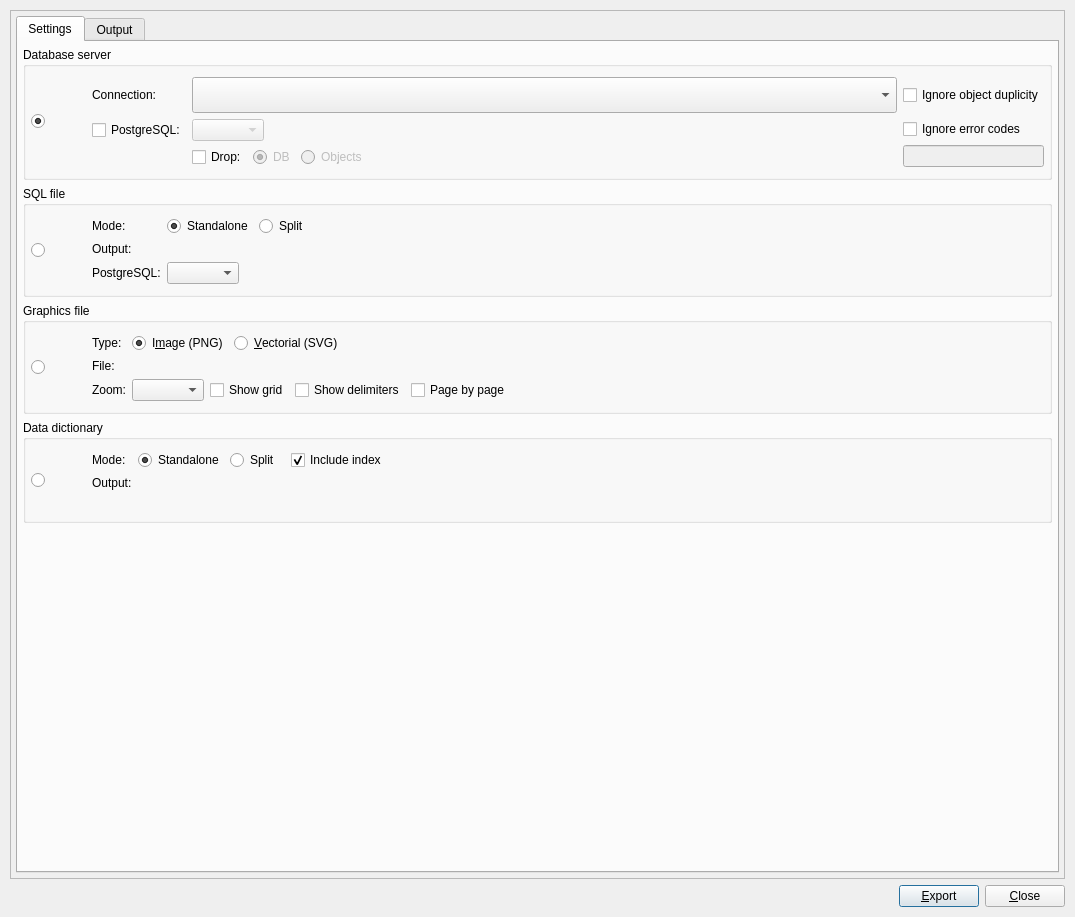
This is libs/libgui/ui/tools/modelexportform.ui in pgmodeler/pgmodeler as Qt 5 draws it before an edit. The edited form follows.
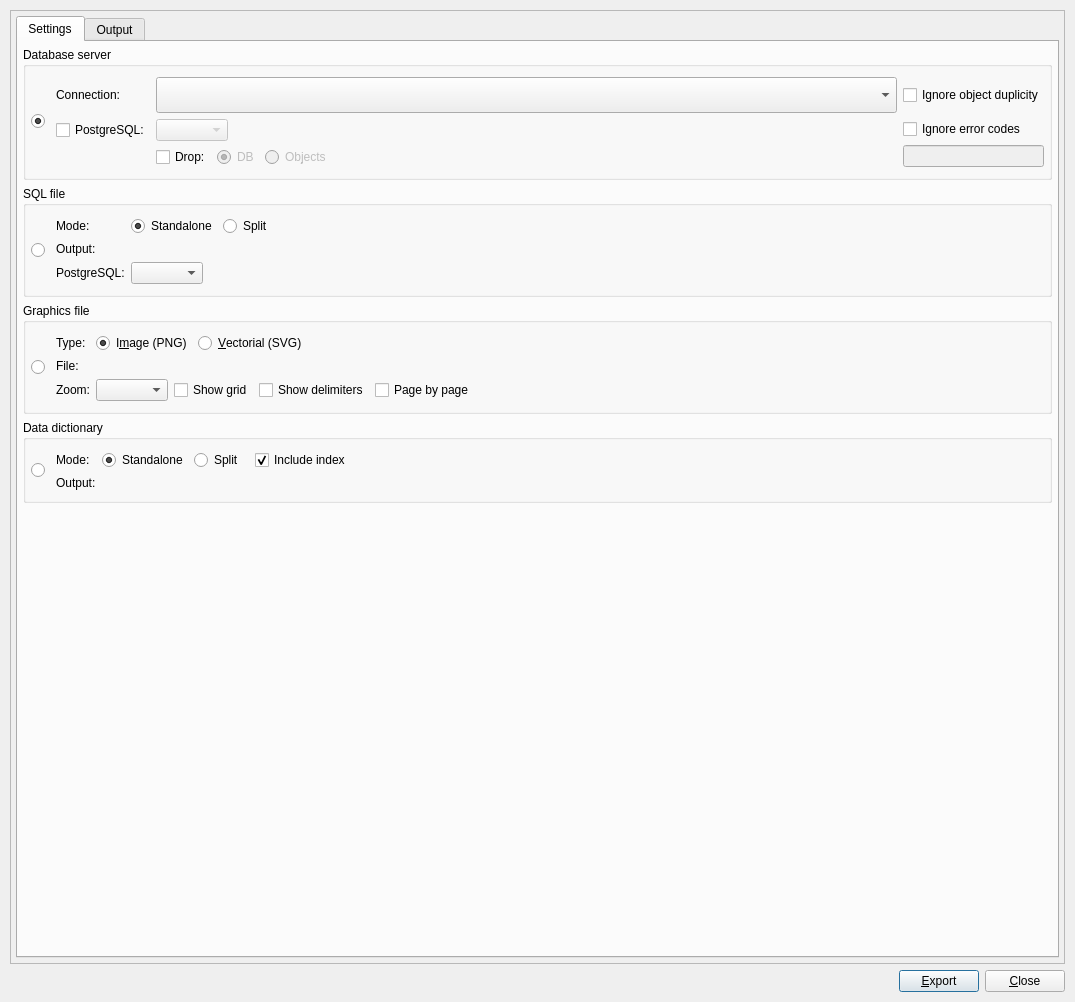
This is the edited form. Icons and pictures are not drawn.

Patch:
```diff
--- a/libs/libgui/ui/tools/modelexportform.ui
+++ b/libs/libgui/ui/tools/modelexportform.ui
@@ -10,7 +10,7 @@
     <x>0</x>
     <y>0</y>
     <width>1075</width>
-    <height>917</height>
+    <height>1002</height>
    </rect>
   </property>
   <property name="sizePolicy">
@@ -163,127 +163,7 @@
                 <property name="bottomMargin">
                  <number>5</number>
                 </property>
-                <item row="0" column="0" rowspan="3">
-                 <layout class="QVBoxLayout" name="verticalLayout_2">
-                  <item>
-                   <spacer name="verticalSpacer_2">
-                    <property name="orientation">
-                     <enum>Qt::Vertical</enum>
-                    </property>
-                    <property name="sizeType">
-                     <enum>QSizePolicy::Preferred</enum>
-                    </property>
-                    <property name="sizeHint" stdset="0">
-                     <size>
-                      <width>20</width>
-                      <height>13</height>
-                     </size>
-                    </property>
-                   </spacer>
-                  </item>
-                  <item>
-                   <widget class="QLabel" name="modelo_sgbd">
-                    <property name="enabled">
-                     <bool>true</bool>
-                    </property>
-                    <property name="sizePolicy">
-                     <sizepolicy hsizetype="Fixed" vsizetype="Preferred">
-                      <horstretch>0</horstretch>
-                      <verstretch>0</verstretch>
-                     </sizepolicy>
-                    </property>
-                    <property name="minimumSize">
-                     <size>
-                      <width>30</width>
-                      <height>60</height>
-                     </size>
-                    </property>
-                    <property name="maximumSize">
-                     <size>
-                      <width>30</width>
-                      <height>60</height>
-                     </size>
-                    </property>
-                    <property name="text">
-                     <string/>
-                    </property>
-                    <property name="pixmap">
-                     <pixmap resource="../../res/resources.qrc">:/images/images/model2sgdb.png</pixmap>
-                    </property>
-                    <property name="scaledContents">
-                     <bool>true</bool>
-                    </property>
-                    <property name="alignment">
-                     <set>Qt::AlignLeading|Qt::AlignLeft|Qt::AlignVCenter</set>
-                    </property>
-                   </widget>
-                  </item>
-                  <item>
-                   <spacer name="verticalSpacer_3">
-                    <property name="orientation">
-                     <enum>Qt::Vertical</enum>
-                    </property>
-                    <property name="sizeType">
-                     <enum>QSizePolicy::Preferred</enum>
-                    </property>
-                    <property name="sizeHint" stdset="0">
-                     <size>
-                      <width>20</width>
-                      <height>18</height>
-                     </size>
-                    </property>
-                   </spacer>
-                  </item>
-                 </layout>
-                </item>
-                <item row="0" column="1">
-                 <widget class="QLabel" name="connections_lbl">
-                  <property name="enabled">
-                   <bool>true</bool>
-                  </property>
-                  <property name="sizePolicy">
-                   <sizepolicy hsizetype="Fixed" vsizetype="Fixed">
-                    <horstretch>0</horstretch>
-                    <verstretch>0</verstretch>
-                   </sizepolicy>
-                  </property>
-                  <property name="minimumSize">
-                   <size>
-                    <width>0</width>
-                    <height>0</height>
-                   </size>
-                  </property>
-                  <property name="text">
-                   <string>Connection:</string>
-                  </property>
-                 </widget>
-                </item>
                 <item row="0" column="2">
-                 <widget class="QComboBox" name="connections_cmb">
-                  <property name="enabled">
-                   <bool>true</bool>
-                  </property>
-                  <property name="minimumSize">
-                   <size>
-                    <width>0</width>
-                    <height>0</height>
-                   </size>
-                  </property>
-                  <property name="insertPolicy">
-                   <enum>QComboBox::InsertAlphabetically</enum>
-                  </property>
-                  <property name="sizeAdjustPolicy">
-                   <enum>QComboBox::AdjustToMinimumContentsLengthWithIcon</enum>
-                  </property>
-                  <property name="iconSize">
-                   <size>
-                    <width>28</width>
-                    <height>28</height>
-                   </size>
-                  </property>
-                 </widget>
-                </item>
-                <item row="0" column="3">
                  <layout class="QHBoxLayout" name="horizontalLayout_2">
                   <item>
                    <widget class="QCheckBox" name="ignore_dup_chk">
@@ -309,86 +189,7 @@
                   </item>
                  </layout>
                 </item>
-                <item row="1" column="1">
-                 <widget class="QCheckBox" name="pgsqlvers_chk">
-                  <property name="enabled">
-                   <bool>true</bool>
-                  </property>
-                  <property name="sizePolicy">
-                   <sizepolicy hsizetype="Fixed" vsizetype="Fixed">
-                    <horstretch>0</horstretch>
-                    <verstretch>0</verstretch>
-                   </sizepolicy>
-                  </property>
-                  <property name="statusTip">
-                   <string>PostgreSQL version in which the SQL code should be generated. It is recommended to select this option only when the version of the DBMS, somehow, is not identifiable or if you need to generate a specific version of SQL code for test purposes.</string>
-                  </property>
-                  <property name="text">
-                   <string>PostgreSQL:</string>
-                  </property>
-                  <property name="checked">
-                   <bool>false</bool>
-                  </property>
-                  <property name="autoExclusive">
-                   <bool>false</bool>
-                  </property>
-                 </widget>
-                </item>
-                <item row="1" column="2">
-                 <layout class="QGridLayout" name="gridLayout">
-                  <item row="0" column="0">
-                   <widget class="QComboBox" name="pgsqlvers1_cmb">
-                    <property name="enabled">
-                     <bool>false</bool>
-                    </property>
-                    <property name="sizePolicy">
-                     <sizepolicy hsizetype="Preferred" vsizetype="Fixed">
-                      <horstretch>0</horstretch>
-                      <verstretch>0</verstretch>
-                     </sizepolicy>
-                    </property>
-                    <property name="minimumSize">
-                     <size>
-                      <width>0</width>
-                      <height>0</height>
-                     </size>
-                    </property>
-                    <property name="maximumSize">
-                     <size>
-                      <width>16777215</width>
-                      <height>16777215</height>
-                     </size>
-                    </property>
-                    <property name="toolTip">
-                     <string/>
-                    </property>
-                    <property name="insertPolicy">
-                     <enum>QComboBox::InsertAtBottom</enum>
-                    </property>
-                    <property name="iconSize">
-                     <size>
-                      <width>28</width>
-                      <height>28</height>
-                     </size>
-                    </property>
-                   </widget>
-                  </item>
-                  <item row="0" column="1">
-                   <spacer name="horizontalSpacer_2">
-                    <property name="orientation">
-                     <enum>Qt::Horizontal</enum>
-                    </property>
-                    <property name="sizeHint" stdset="0">
-                     <size>
-                      <width>40</width>
-                      <height>20</height>
-                     </size>
-                    </property>
-                   </spacer>
-                  </item>
-                 </layout>
-                </item>
-                <item row="1" column="3" rowspan="2">
+                <item row="1" column="2" rowspan="2">
                  <layout class="QGridLayout" name="gridLayout_5">
                   <item row="1" column="0" colspan="3">
                    <widget class="QLineEdit" name="error_codes_edt">
@@ -424,7 +225,29 @@
                   </item>
                  </layout>
                 </item>
-                <item row="2" column="2">
+                <item row="0" column="0">
+                 <widget class="QLabel" name="connections_lbl">
+                  <property name="enabled">
+                   <bool>true</bool>
+                  </property>
+                  <property name="sizePolicy">
+                   <sizepolicy hsizetype="Fixed" vsizetype="Fixed">
+                    <horstretch>0</horstretch>
+                    <verstretch>0</verstretch>
+                   </sizepolicy>
+                  </property>
+                  <property name="minimumSize">
+                   <size>
+                    <width>0</width>
+                    <height>0</height>
+                   </size>
+                  </property>
+                  <property name="text">
+                   <string>Connection:</string>
+                  </property>
+                 </widget>
+                </item>
+                <item row="2" column="1">
                  <layout class="QHBoxLayout" name="horizontalLayout_12">
                   <item>
                    <widget class="QCheckBox" name="drop_chk">
@@ -489,6 +312,110 @@
                   </item>
                  </layout>
                 </item>
+                <item row="1" column="0">
+                 <widget class="QCheckBox" name="pgsqlvers_chk">
+                  <property name="enabled">
+                   <bool>true</bool>
+                  </property>
+                  <property name="sizePolicy">
+                   <sizepolicy hsizetype="Fixed" vsizetype="Fixed">
+                    <horstretch>0</horstretch>
+                    <verstretch>0</verstretch>
+                   </sizepolicy>
+                  </property>
+                  <property name="statusTip">
+                   <string>PostgreSQL version in which the SQL code should be generated. It is recommended to select this option only when the version of the DBMS, somehow, is not identifiable or if you need to generate a specific version of SQL code for test purposes.</string>
+                  </property>
+                  <property name="text">
+                   <string>PostgreSQL:</string>
+                  </property>
+                  <property name="checked">
+                   <bool>false</bool>
+                  </property>
+                  <property name="autoExclusive">
+                   <bool>false</bool>
+                  </property>
+                 </widget>
+                </item>
+                <item row="1" column="1">
+                 <layout class="QGridLayout" name="gridLayout">
+                  <item row="0" column="0">
+                   <widget class="QComboBox" name="pgsqlvers1_cmb">
+                    <property name="enabled">
+                     <bool>false</bool>
+                    </property>
+                    <property name="sizePolicy">
+                     <sizepolicy hsizetype="Preferred" vsizetype="Fixed">
+                      <horstretch>0</horstretch>
+                      <verstretch>0</verstretch>
+                     </sizepolicy>
+                    </property>
+                    <property name="minimumSize">
+                     <size>
+                      <width>0</width>
+                      <height>0</height>
+                     </size>
+                    </property>
+                    <property name="maximumSize">
+                     <size>
+                      <width>16777215</width>
+                      <height>16777215</height>
+                     </size>
+                    </property>
+                    <property name="toolTip">
+                     <string/>
+                    </property>
+                    <property name="insertPolicy">
+                     <enum>QComboBox::InsertAtBottom</enum>
+                    </property>
+                    <property name="iconSize">
+                     <size>
+                      <width>28</width>
+                      <height>28</height>
+                     </size>
+                    </property>
+                   </widget>
+                  </item>
+                  <item row="0" column="1">
+                   <spacer name="horizontalSpacer_2">
+                    <property name="orientation">
+                     <enum>Qt::Horizontal</enum>
+                    </property>
+                    <property name="sizeHint" stdset="0">
+                     <size>
+                      <width>40</width>
+                      <height>20</height>
+                     </size>
+                    </property>
+                   </spacer>
+                  </item>
+                 </layout>
+                </item>
+                <item row="0" column="1">
+                 <widget class="QComboBox" name="connections_cmb">
+                  <property name="enabled">
+                   <bool>true</bool>
+                  </property>
+                  <property name="minimumSize">
+                   <size>
+                    <width>0</width>
+                    <height>0</height>
+                   </size>
+                  </property>
+                  <property name="insertPolicy">
+                   <enum>QComboBox::InsertAlphabetically</enum>
+                  </property>
+                  <property name="sizeAdjustPolicy">
+                   <enum>QComboBox::AdjustToMinimumContentsLengthWithIcon</enum>
+                  </property>
+                  <property name="iconSize">
+                   <size>
+                    <width>28</width>
+                    <height>28</height>
+                   </size>
+                  </property>
+                 </widget>
+                </item>
                </layout>
               </widget>
              </item>
@@ -584,8 +511,8 @@
                 <property name="bottomMargin">
                  <number>5</number>
                 </property>
-                <item row="0" column="1">
-                 <widget class="QLabel" name="mode_lbl">
+                <item row="1" column="0">
+                 <widget class="QLabel" name="output_lbl">
                   <property name="enabled">
                    <bool>true</bool>
                   </property>
@@ -605,11 +532,11 @@
                    <string/>
                   </property>
                   <property name="text">
-                   <string>Mode:</string>
+                   <string>Output:</string>
                   </property>
                  </widget>
                 </item>
-                <item row="2" column="2">
+                <item row="2" column="1">
                  <layout class="QHBoxLayout" name="horizontalLayout_5">
                   <item>
                    <widget class="QComboBox" name="pgsqlvers_cmb">
@@ -657,53 +584,7 @@
                   </item>
                  </layout>
                 </item>
-                <item row="1" column="1">
-                 <widget class="QLabel" name="output_lbl">
-                  <property name="enabled">
-                   <bool>true</bool>
-                  </property>
-                  <property name="sizePolicy">
-                   <sizepolicy hsizetype="Fixed" vsizetype="Fixed">
-                    <horstretch>0</horstretch>
-                    <verstretch>0</verstretch>
-                   </sizepolicy>
-                  </property>
-                  <property name="minimumSize">
-                   <size>
-                    <width>0</width>
-                    <height>0</height>
-                   </size>
-                  </property>
-                  <property name="text">
-                   <string>Output:</string>
-                  </property>
-                 </widget>
-                </item>
-                <item row="2" column="1">
-                 <widget class="QLabel" name="pgsql_lbl">
-                  <property name="sizePolicy">
-                   <sizepolicy hsizetype="Fixed" vsizetype="Fixed">
-                    <horstretch>0</horstretch>
-                    <verstretch>0</verstretch>
-                   </sizepolicy>
-                  </property>
-                  <property name="minimumSize">
-                   <size>
-                    <width>0</width>
-                    <height>0</height>
-                   </size>
-                  </property>
-                  <property name="font">
-                   <font>
-                    <italic>false</italic>
-                   </font>
-                  </property>
-                  <property name="text">
-                   <string>PostgreSQL:</string>
-                  </property>
-                 </widget>
-                </item>
-                <item row="0" column="2">
+                <item row="0" column="1">
                  <layout class="QHBoxLayout" name="horizontalLayout">
                   <item>
                    <widget class="QRadioButton" name="sql_standalone_rb">
@@ -761,37 +642,52 @@
                   </item>
                  </layout>
                 </item>
-                <item row="0" column="0" rowspan="3">
-                 <widget class="QLabel" name="model_sql_lbl">
+                <item row="2" column="0">
+                 <widget class="QLabel" name="pgsql_lbl">
+                  <property name="sizePolicy">
+                   <sizepolicy hsizetype="Fixed" vsizetype="Fixed">
+                    <horstretch>0</horstretch>
+                    <verstretch>0</verstretch>
+                   </sizepolicy>
+                  </property>
+                  <property name="minimumSize">
+                   <size>
+                    <width>0</width>
+                    <height>0</height>
+                   </size>
+                  </property>
+                  <property name="font">
+                   <font>
+                    <italic>false</italic>
+                   </font>
+                  </property>
+                  <property name="text">
+                   <string>PostgreSQL:</string>
+                  </property>
+                 </widget>
+                </item>
+                <item row="0" column="0">
+                 <widget class="QLabel" name="mode_lbl">
                   <property name="enabled">
                    <bool>true</bool>
                   </property>
                   <property name="sizePolicy">
-                   <sizepolicy hsizetype="Fixed" vsizetype="Expanding">
+                   <sizepolicy hsizetype="Fixed" vsizetype="Fixed">
                     <horstretch>0</horstretch>
                     <verstretch>0</verstretch>
                    </sizepolicy>
                   </property>
                   <property name="minimumSize">
                    <size>
-                    <width>30</width>
-                    <height>60</height>
+                    <width>0</width>
+                    <height>0</height>
                    </size>
                   </property>
-                  <property name="maximumSize">
-                   <size>
-                    <width>30</width>
-                    <height>60</height>
-                   </size>
-                  </property>
-                  <property name="text">
+                  <property name="statusTip">
                    <string/>
                   </property>
-                  <property name="pixmap">
-                   <pixmap resource="../../res/resources.qrc">:/images/images/model2sql.png</pixmap>
-                  </property>
-                  <property name="scaledContents">
-                   <bool>true</bool>
+                  <property name="text">
+                   <string>Mode:</string>
                   </property>
                  </widget>
                 </item>
@@ -874,77 +770,34 @@
                 <property name="bottomMargin">
                  <number>5</number>
                 </property>
-                <item row="0" column="0" rowspan="3">
-                 <layout class="QVBoxLayout" name="verticalLayout_3">
-                  <item>
-                   <spacer name="verticalSpacer_4">
-                    <property name="orientation">
-                     <enum>Qt::Vertical</enum>
-                    </property>
-                    <property name="sizeType">
-                     <enum>QSizePolicy::Preferred</enum>
-                    </property>
-                    <property name="sizeHint" stdset="0">
-                     <size>
-                      <width>20</width>
-                      <height>18</height>
-                     </size>
-                    </property>
-                   </spacer>
-                  </item>
-                  <item>
-                   <widget class="QLabel" name="model_png_lbl">
-                    <property name="enabled">
-                     <bool>true</bool>
-                    </property>
-                    <property name="sizePolicy">
-                     <sizepolicy hsizetype="Fixed" vsizetype="Preferred">
-                      <horstretch>0</horstretch>
-                      <verstretch>0</verstretch>
-                     </sizepolicy>
-                    </property>
-                    <property name="minimumSize">
-                     <size>
-                      <width>30</width>
-                      <height>60</height>
-                     </size>
-                    </property>
-                    <property name="maximumSize">
-                     <size>
-                      <width>30</width>
-                      <height>60</height>
-                     </size>
-                    </property>
-                    <property name="text">
-                     <string/>
-                    </property>
-                    <property name="pixmap">
-                     <pixmap resource="../../res/resources.qrc">:/images/images/model2png.png</pixmap>
-                    </property>
-                    <property name="scaledContents">
-                     <bool>true</bool>
-                    </property>
-                   </widget>
-                  </item>
-                  <item>
-                   <spacer name="verticalSpacer_5">
-                    <property name="orientation">
-                     <enum>Qt::Vertical</enum>
-                    </property>
-                    <property name="sizeType">
-                     <enum>QSizePolicy::Preferred</enum>
-                    </property>
-                    <property name="sizeHint" stdset="0">
-                     <size>
-                      <width>20</width>
-                      <height>28</height>
-                     </size>
-                    </property>
-                   </spacer>
-                  </item>
-                 </layout>
+                <item row="2" column="0">
+                 <widget class="QLabel" name="zoom_lbl">
+                  <property name="enabled">
+                   <bool>true</bool>
+                  </property>
+                  <property name="sizePolicy">
+                   <sizepolicy hsizetype="Fixed" vsizetype="Fixed">
+                    <horstretch>0</horstretch>
+                    <verstretch>0</verstretch>
+                   </sizepolicy>
+                  </property>
+                  <property name="minimumSize">
+                   <size>
+                    <width>0</width>
+                    <height>0</height>
+                   </size>
+                  </property>
+                  <property name="font">
+                   <font>
+                    <italic>false</italic>
+                   </font>
+                  </property>
+                  <property name="text">
+                   <string>Zoom:</string>
+                  </property>
+                 </widget>
                 </item>
-                <item row="0" column="1">
+                <item row="0" column="0">
                  <widget class="QLabel" name="image_lbl_2">
                   <property name="enabled">
                    <bool>true</bool>
@@ -967,16 +820,6 @@
                  </widget>
                 </item>
                 <item row="0" column="2">
-                 <widget class="QRadioButton" name="png_rb">
-                  <property name="text">
-                   <string>I&amp;mage (PNG)</string>
-                  </property>
-                  <property name="checked">
-                   <bool>true</bool>
-                  </property>
-                 </widget>
-                </item>
-                <item row="0" column="3">
                  <widget class="QRadioButton" name="svg_rb">
                   <property name="sizePolicy">
                    <sizepolicy hsizetype="Expanding" vsizetype="Fixed">
@@ -989,7 +832,7 @@
                   </property>
                  </widget>
                 </item>
-                <item row="1" column="1">
+                <item row="1" column="0">
                  <widget class="QLabel" name="image_lbl">
                   <property name="enabled">
                    <bool>true</bool>
@@ -1011,34 +854,17 @@
                   </property>
                  </widget>
                 </item>
-                <item row="2" column="1">
-                 <widget class="QLabel" name="zoom_lbl">
-                  <property name="enabled">
-                   <bool>true</bool>
-                  </property>
-                  <property name="sizePolicy">
-                   <sizepolicy hsizetype="Fixed" vsizetype="Fixed">
-                    <horstretch>0</horstretch>
-                    <verstretch>0</verstretch>
-                   </sizepolicy>
-                  </property>
-                  <property name="minimumSize">
-                   <size>
-                    <width>0</width>
-                    <height>0</height>
-                   </size>
-                  </property>
-                  <property name="font">
-                   <font>
-                    <italic>false</italic>
-                   </font>
-                  </property>
+                <item row="0" column="1">
+                 <widget class="QRadioButton" name="png_rb">
                   <property name="text">
-                   <string>Zoom:</string>
+                   <string>I&amp;mage (PNG)</string>
+                  </property>
+                  <property name="checked">
+                   <bool>true</bool>
                   </property>
                  </widget>
                 </item>
-                <item row="2" column="2" colspan="2">
+                <item row="2" column="1" colspan="2">
                  <layout class="QHBoxLayout" name="horizontalLayout_8">
                   <item>
                    <widget class="QComboBox" name="zoom_cmb">
@@ -1169,6 +995,16 @@
                <property name="text">
                 <string/>
                </property>
+               <property name="icon">
+                <iconset resource="../../res/resources.qrc">
+                 <normaloff>:/images/images/exporttodatadict.png</normaloff>:/images/images/exporttodatadict.png</iconset>
+               </property>
+               <property name="iconSize">
+                <size>
+                 <width>48</width>
+                 <height>116</height>
+                </size>
+               </property>
                <property name="checked">
                 <bool>false</bool>
                </property>
@@ -1207,7 +1043,32 @@
                 <property name="bottomMargin">
                  <number>5</number>
                 </property>
-                <item row="0" column="5">
+                <item row="0" column="0">
+                 <widget class="QLabel" name="data_dict_mode_lbl">
+                  <property name="enabled">
+                   <bool>true</bool>
+                  </property>
+                  <property name="sizePolicy">
+                   <sizepolicy hsizetype="Fixed" vsizetype="Fixed">
+                    <horstretch>0</horstretch>
+                    <verstretch>0</verstretch>
+                   </sizepolicy>
+                  </property>
+                  <property name="minimumSize">
+                   <size>
+                    <width>0</width>
+                    <height>0</height>
+                   </size>
+                  </property>
+                  <property name="statusTip">
+                   <string/>
+                  </property>
+                  <property name="text">
+                   <string>Mode:</string>
+                  </property>
+                 </widget>
+                </item>
+                <item row="0" column="4">
                  <widget class="QCheckBox" name="incl_index_chk">
                   <property name="enabled">
                    <bool>true</bool>
@@ -1232,83 +1093,7 @@
                   </property>
                  </widget>
                 </item>
-                <item row="0" column="0" rowspan="3">
-                 <layout class="QVBoxLayout" name="verticalLayout_4">
-                  <item>
-                   <widget class="QLabel" name="model_datadict_lbl">
-                    <property name="enabled">
-                     <bool>true</bool>
-                    </property>
-                    <property name="sizePolicy">
-                     <sizepolicy hsizetype="Fixed" vsizetype="Preferred">
-                      <horstretch>0</horstretch>
-                      <verstretch>0</verstretch>
-                     </sizepolicy>
-                    </property>
-                    <property name="minimumSize">
-                     <size>
-                      <width>30</width>
-                      <height>60</height>
-                     </size>
-                    </property>
-                    <property name="maximumSize">
-                     <size>
-                      <width>30</width>
-                      <height>60</height>
-                     </size>
-                    </property>
-                    <property name="text">
-                     <string/>
-                    </property>
-                    <property name="pixmap">
-                     <pixmap resource="../../res/resources.qrc">:/images/images/model2datadict.png</pixmap>
-                    </property>
-                    <property name="scaledContents">
-                     <bool>true</bool>
-                    </property>
-                   </widget>
-                  </item>
-                 </layout>
-                </item>
-                <item row="0" column="6">
-                 <spacer name="horizontalSpacer_5">
-                  <property name="orientation">
-                   <enum>Qt::Horizontal</enum>
-                  </property>
-                  <property name="sizeHint" stdset="0">
-                   <size>
-                    <width>40</width>
-                    <height>20</height>
-                   </size>
-                  </property>
-                 </spacer>
-                </item>
                 <item row="0" column="1">
-                 <widget class="QLabel" name="data_dict_mode_lbl">
-                  <property name="enabled">
-                   <bool>true</bool>
-                  </property>
-                  <property name="sizePolicy">
-                   <sizepolicy hsizetype="Fixed" vsizetype="Fixed">
-                    <horstretch>0</horstretch>
-                    <verstretch>0</verstretch>
-                   </sizepolicy>
-                  </property>
-                  <property name="minimumSize">
-                   <size>
-                    <width>0</width>
-                    <height>0</height>
-                   </size>
-                  </property>
-                  <property name="statusTip">
-                   <string/>
-                  </property>
-                  <property name="text">
-                   <string>Mode:</string>
-                  </property>
-                 </widget>
-                </item>
-                <item row="0" column="2">
                  <widget class="QRadioButton" name="dict_standalone_rb">
                   <property name="toolTip">
                    <string>&lt;strong&gt;Standalone:&lt;/strong&gt; pgModeler will generate a single HTML file containing the data dictionaries of all tables in the database model. </string>
@@ -1324,7 +1109,7 @@
                   </property>
                  </widget>
                 </item>
-                <item row="0" column="4">
+                <item row="0" column="3">
                  <spacer name="horizontalSpacer_7">
                   <property name="orientation">
                    <enum>Qt::Horizontal</enum>
@@ -1340,7 +1125,20 @@
                   </property>
                  </spacer>
                 </item>
-                <item row="1" column="1">
+                <item row="0" column="5">
+                 <spacer name="horizontalSpacer_5">
+                  <property name="orientation">
+                   <enum>Qt::Horizontal</enum>
+                  </property>
+                  <property name="sizeHint" stdset="0">
+                   <size>
+                    <width>40</width>
+                    <height>20</height>
+                   </size>
+                  </property>
+                 </spacer>
+                </item>
+                <item row="1" column="0">
                  <widget class="QLabel" name="data_dict_ouput_lbl">
                   <property name="enabled">
                    <bool>true</bool>
@@ -1362,7 +1160,7 @@
                   </property>
                  </widget>
                 </item>
-                <item row="0" column="3">
+                <item row="0" column="2">
                  <widget class="QRadioButton" name="dict_split_rb">
                   <property name="sizePolicy">
                    <sizepolicy hsizetype="Preferred" vsizetype="Fixed">
```
Left out of the diff: 34 changed lines with no effect on the pictures.
